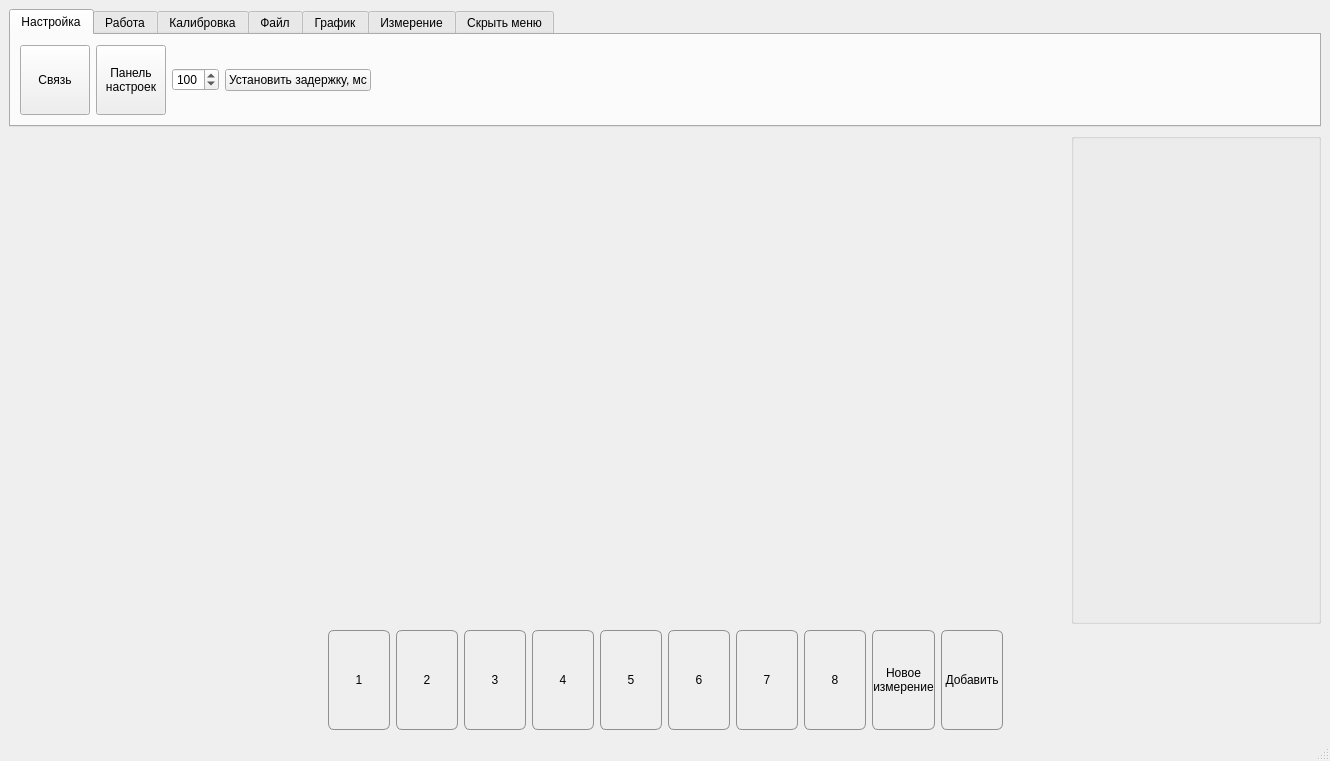
The window that Qt/mainwindow.ui (Ore111ek/Signal-registration-complex) describes before a commit, drawn with Qt 5.
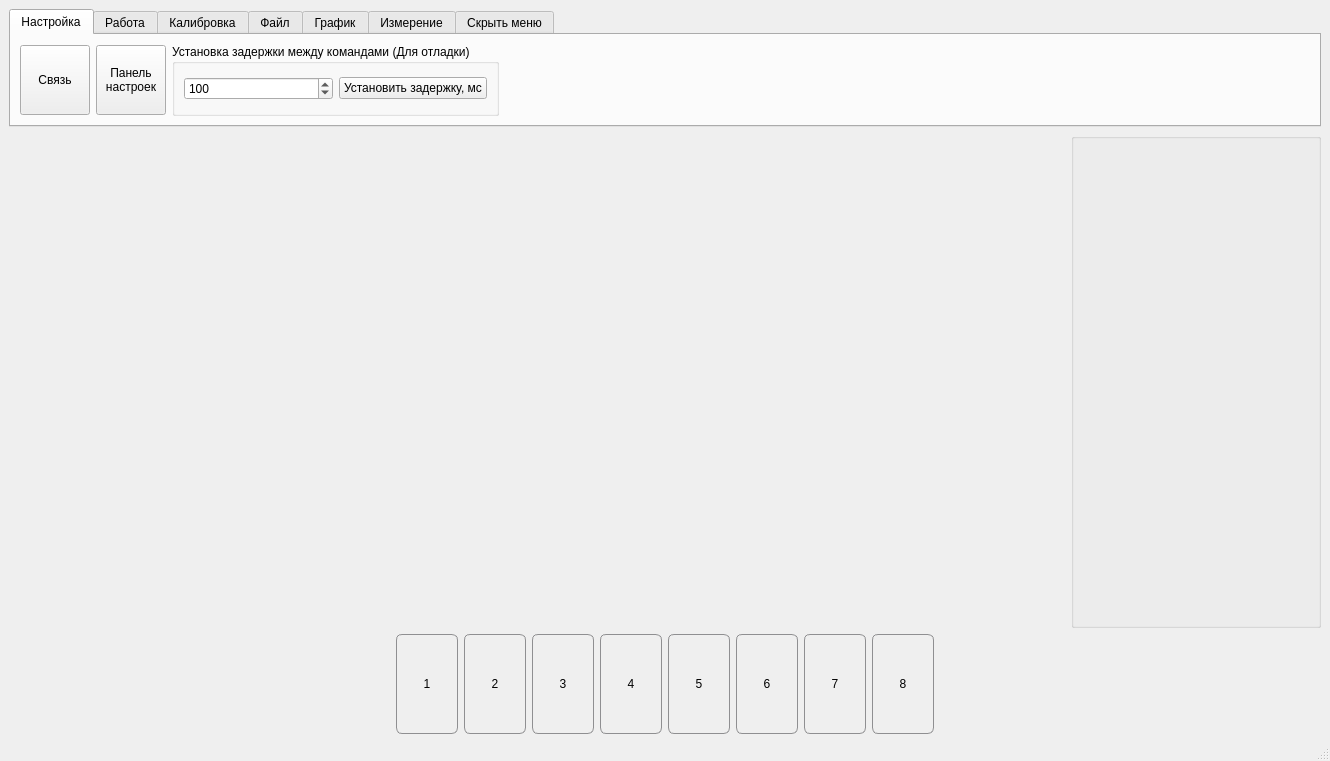
The same window after the commit. Custom widgets are drawn as their Qt base class.

Patch:
```diff
--- a/Qt/mainwindow.ui
+++ b/Qt/mainwindow.ui
@@ -15,6 +15,9 @@
   </property>
   <widget class="QWidget" name="centralwidget">
    <layout class="QVBoxLayout" name="verticalLayout">
+    <property name="bottomMargin">
+     <number>5</number>
+    </property>
     <item>
      <widget class="QTabWidget" name="tabWidget">
       <property name="sizePolicy">
@@ -101,20 +104,29 @@
          </widget>
         </item>
         <item>
-         <widget class="QSpinBox" name="spinBox">
-          <property name="maximum">
-           <number>200</number>
+         <widget class="QGroupBox" name="groupBox_9">
+          <property name="title">
+           <string>Установка задержки между командами (Для отладки)</string>
           </property>
-          <property name="value">
-           <number>100</number>
-          </property>
-         </widget>
-        </item>
-        <item>
-         <widget class="QPushButton" name="pushButton">
-          <property name="text">
-           <string>Установить задержку, мс</string>
-          </property>
+          <layout class="QHBoxLayout" name="horizontalLayout_12">
+           <item>
+            <widget class="QSpinBox" name="spinBox">
+             <property name="maximum">
+              <number>200</number>
+             </property>
+             <property name="value">
+              <number>100</number>
+             </property>
+            </widget>
+           </item>
+           <item>
+            <widget class="QPushButton" name="pushButton">
+             <property name="text">
+              <string>Установить задержку, мс</string>
+             </property>
+            </widget>
+           </item>
+          </layout>
          </widget>
         </item>
         <item>
@@ -1496,105 +1508,6 @@
         </property>
        </widget>
       </item>
-      <item>
-       <widget class="QPushButton" name="btn_addMath">
-        <property name="sizePolicy">
-         <sizepolicy hsizetype="Maximum" vsizetype="Fixed">
-          <horstretch>0</horstretch>
-          <verstretch>0</verstretch>
-         </sizepolicy>
-        </property>
-        <property name="minimumSize">
-         <size>
-          <width>62</width>
-          <height>100</height>
-         </size>
-        </property>
-        <property name="styleSheet">
-         <string notr="true">QPushButton {
-     border: 1px solid #8f8f91;
-     border-radius: 6px;
-     background-color: qlineargradient(x1: 0, y1: 0, x2: 0, y2: 1,
-                                       stop: 0 #f6f7fa, stop: 1 #dadbde);
-     min-width: 60px;
- }
-
-QPushButton:hover {
-     border: 1px solid #bc3be3;
-     border-radius: 6px;
-     background-color: qlineargradient(x1: 0, y1: 0, x2: 0, y2: 1,
-                                       stop: 0 #f6f7fa, stop: 1 #dadbde);
-     min-width: 60px;
- }
-
- QPushButton:pressed {
-     background-color: qlineargradient(x1: 0, y1: 0, x2: 0, y2: 1,
-                                       stop: 0 #dadbde, stop: 1 #f6f7fa);
- }
-
- QPushButton:flat {
-     border: none; /* для плоской кнопки границы нет */
- }
-
- QPushButton:default {
-     border-color: navy; /* делаем кнопку по умолчанию выпуклой */
- }</string>
-        </property>
-        <property name="text">
-         <string>Новое
-измерение</string>
-        </property>
-       </widget>
-      </item>
-      <item>
-       <widget class="QPushButton" name="pushButton_20">
-        <property name="sizePolicy">
-         <sizepolicy hsizetype="Maximum" vsizetype="Fixed">
-          <horstretch>0</horstretch>
-          <verstretch>0</verstretch>
-         </sizepolicy>
-        </property>
-        <property name="minimumSize">
-         <size>
-          <width>62</width>
-          <height>100</height>
-         </size>
-        </property>
-        <property name="styleSheet">
-         <string notr="true">QPushButton {
-     border: 1px solid #8f8f91;
-     border-radius: 6px;
-     background-color: qlineargradient(x1: 0, y1: 0, x2: 0, y2: 1,
-                                       stop: 0 #f6f7fa, stop: 1 #dadbde);
-     min-width: 60px;
- }
-
-QPushButton:hover {
-     border: 1px solid #bc3be3;
-     border-radius: 6px;
-     background-color: qlineargradient(x1: 0, y1: 0, x2: 0, y2: 1,
-                                       stop: 0 #f6f7fa, stop: 1 #dadbde);
-     min-width: 60px;
- }
-
- QPushButton:pressed {
-     background-color: qlineargradient(x1: 0, y1: 0, x2: 0, y2: 1,
-                                       stop: 0 #dadbde, stop: 1 #f6f7fa);
- }
-
- QPushButton:flat {
-     border: none; /* для плоской кнопки границы нет */
- }
-
- QPushButton:default {
-     border-color: navy; /* делаем кнопку по умолчанию выпуклой */
- }</string>
-        </property>
-        <property name="text">
-         <string>Добавить</string>
-        </property>
-       </widget>
-      </item>
       <item>
        <spacer name="horizontalSpacer_2">
         <property name="orientation">
```
Left out of the diff: 10 changed lines with no effect on the pictures.
